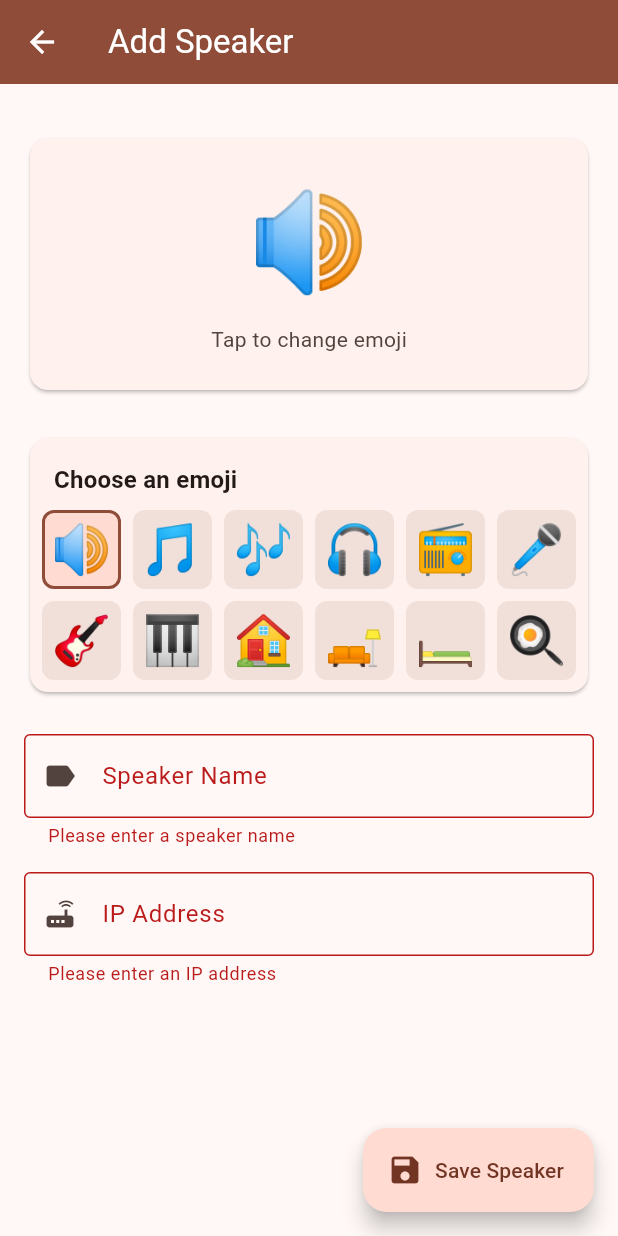
After one commit to julius-d/ueberboese-app, a Flutter app: the AddSpeakerPage screen opened directly, after a tap on "Tap to change emoji", after a tap on "Save Speaker", on a phone screen of 412 x 824 dp. The commit adds this screen. Run offline on Flutter 3.47's test engine with Material 3 defaults, Android fonts, the phone set to English and light mode, and no system bars.

Commit message:
feat: add speaker screen

```diff
--- a/lib/main.dart
+++ b/lib/main.dart
@@ -27,7 +27,7 @@ class MyApp extends StatelessWidget {
 }
 
 class MyAppState extends ChangeNotifier {
-  final List<Speaker> speakers = [
+  List<Speaker> speakers = [
     const Speaker(
       id: '1',
       name: 'Living Room Speaker',
@@ -59,4 +59,9 @@ class MyAppState extends ChangeNotifier {
       ipAddress: '192.168.1.105',
     ),
   ];
+
+  void addSpeaker(Speaker speaker) {
+    speakers.add(speaker);
+    notifyListeners();
+  }
 }
--- /dev/null
+++ b/lib/pages/add_speaker_page.dart
@@ -0,0 +1,170 @@
+import 'package:flutter/material.dart';
+import 'package:provider/provider.dart';
+import '../models/speaker.dart';
+import '../main.dart';
+import '../widgets/emoji_selector.dart';
+
+class AddSpeakerPage extends StatefulWidget {
+  const AddSpeakerPage({Key? key}) : super(key: key);
+
+  @override
+  State<AddSpeakerPage> createState() => _AddSpeakerPageState();
+}
+
+class _AddSpeakerPageState extends State<AddSpeakerPage> {
+  final _formKey = GlobalKey<FormState>();
+  final _nameController = TextEditingController();
+  final _ipController = TextEditingController();
+  String _selectedEmoji = '🔊';
+  bool _showEmojiSelector = false;
+
+  @override
+  void dispose() {
+    _nameController.dispose();
+    _ipController.dispose();
+    super.dispose();
+  }
+
+  bool _isValidIpAddress(String ip) {
+    final ipRegex = RegExp(
+      r'^(\d{1,3})\.(\d{1,3})\.(\d{1,3})\.(\d{1,3})$',
+    );
+
+    if (!ipRegex.hasMatch(ip)) {
+      return false;
+    }
+
+    final parts = ip.split('.');
+    for (var part in parts) {
+      final num = int.tryParse(part);
+      if (num == null || num < 0 || num > 255) {
+        return false;
+      }
+    }
+
+    return true;
+  }
+
+  void _saveSpeaker() {
+    if (_formKey.currentState!.validate()) {
+      final appState = context.read<MyAppState>();
+      final newSpeaker = Speaker(
+        id: DateTime.now().millisecondsSinceEpoch.toString(),
+        name: _nameController.text.trim(),
+        emoji: _selectedEmoji,
+        ipAddress: _ipController.text.trim(),
+      );
+
+      appState.addSpeaker(newSpeaker);
+      Navigator.pop(context);
+    }
+  }
+
+  @override
+  Widget build(BuildContext context) {
+    final theme = Theme.of(context);
+
+    return Scaffold(
+      appBar: AppBar(
+        title: const Text('Add Speaker'),
+        backgroundColor: theme.colorScheme.primary,
+        foregroundColor: theme.colorScheme.onPrimary,
+      ),
+      body: Form(
+        key: _formKey,
+        child: ListView(
+          padding: const EdgeInsets.all(16),
+          children: [
+            const SizedBox(height: 16),
+            // Emoji Selector
+            Card(
+              child: InkWell(
+                onTap: () {
+                  setState(() {
+                    _showEmojiSelector = !_showEmojiSelector;
+                  });
+                },
+                child: Padding(
+                  padding: const EdgeInsets.all(24),
+                  child: Column(
+                    children: [
+                      Text(
+                        _selectedEmoji,
+                        style: const TextStyle(fontSize: 64),
+                      ),
+                      const SizedBox(height: 8),
+                      Text(
+                        'Tap to change emoji',
+                        style: theme.textTheme.bodyMedium?.copyWith(
+                          color: theme.colorScheme.onSurfaceVariant,
+                        ),
+                      ),
+                    ],
+                  ),
+                ),
+              ),
+            ),
+            const SizedBox(height: 24),
+            // Emoji Grid
+            if (_showEmojiSelector)
+              Card(
+                child: EmojiSelector(
+                  selectedEmoji: _selectedEmoji,
+                  onEmojiSelected: (emoji) {
+                    setState(() {
+                      _selectedEmoji = emoji;
+                      _showEmojiSelector = false;
+                    });
+                  },
+                ),
+              ),
+            if (_showEmojiSelector) const SizedBox(height: 24),
+            // Name Field
+            TextFormField(
+              controller: _nameController,
+              decoration: const InputDecoration(
+                labelText: 'Speaker Name',
+                hintText: 'e.g., Living Room Speaker',
+                border: OutlineInputBorder(),
+                prefixIcon: Icon(Icons.label),
+              ),
+              validator: (value) {
+                if (value == null || value.trim().isEmpty) {
+                  return 'Please enter a speaker name';
+                }
+                return null;
+              },
+            ),
+            const SizedBox(height: 16),
+            // IP Address Field
+            TextFormField(
+              controller: _ipController,
+              decoration: const InputDecoration(
+                labelText: 'IP Address',
+                hintText: 'e.g., 192.168.1.100',
+                border: OutlineInputBorder(),
+                prefixIcon: Icon(Icons.router),
+              ),
+              keyboardType: TextInputType.number,
+              validator: (value) {
+                if (value == null || value.trim().isEmpty) {
+                  return 'Please enter an IP address';
+                }
+                if (!_isValidIpAddress(value.trim())) {
+                  return 'Please enter a valid IP address';
+                }
+                return null;
+              },
+            ),
+            const SizedBox(height: 24),
+          ],
+        ),
+      ),
+      floatingActionButton: FloatingActionButton.extended(
+        onPressed: _saveSpeaker,
+        icon: const Icon(Icons.save),
+        label: const Text('Save Speaker'),
+      ),
+    );
+  }
+}
--- /dev/null
+++ b/lib/widgets/emoji_selector.dart
@@ -0,0 +1,90 @@
+import 'package:flutter/material.dart';
+
+class EmojiSelector extends StatelessWidget {
+  final String selectedEmoji;
+  final Function(String) onEmojiSelected;
+
+  const EmojiSelector({
+    Key? key,
+    required this.selectedEmoji,
+    required this.onEmojiSelected,
+  }) : super(key: key);
+
+  static const List<String> availableEmojis = [
+    '🔊', // Speaker
+    '🎵', // Musical Note
+    '🎶', // Musical Notes
+    '🎧', // Headphones
+    '📻', // Radio
+    '🎤', // Microphone
+    '🎸', // Guitar
+    '🎹', // Piano
+    '🏠', // House
+    '🛋️', // Couch
+    '🛏️', // Bed
+    '🍳', // Cooking
+  ];
+
+  @override
+  Widget build(BuildContext context) {
+    final theme = Theme.of(context);
+
+    return Container(
+      padding: const EdgeInsets.all(8),
+      child: Column(
+        mainAxisSize: MainAxisSize.min,
+        crossAxisAlignment: CrossAxisAlignment.start,
+        children: [
+          Padding(
+            padding: const EdgeInsets.all(8.0),
+            child: Text(
+              'Choose an emoji',
+              style: theme.textTheme.titleMedium?.copyWith(
+                fontWeight: FontWeight.bold,
+              ),
+            ),
+          ),
+          GridView.builder(
+            shrinkWrap: true,
+            physics: const NeverScrollableScrollPhysics(),
+            gridDelegate: const SliverGridDelegateWithFixedCrossAxisCount(
+              crossAxisCount: 6,
+              crossAxisSpacing: 8,
+              mainAxisSpacing: 8,
+            ),
+            itemCount: availableEmojis.length,
+            itemBuilder: (context, index) {
+              final emoji = availableEmojis[index];
+              final isSelected = emoji == selectedEmoji;
+
+              return InkWell(
+                onTap: () => onEmojiSelected(emoji),
+                borderRadius: BorderRadius.circular(8),
+                child: Container(
+                  decoration: BoxDecoration(
+                    color: isSelected
+                        ? theme.colorScheme.primaryContainer
+                        : theme.colorScheme.surfaceContainerHighest,
+                    borderRadius: BorderRadius.circular(8),
+                    border: isSelected
+                        ? Border.all(
+                            color: theme.colorScheme.primary,
+                            width: 2,
+                          )
+                        : null,
+                  ),
+                  child: Center(
+                    child: Text(
+                      emoji,
+                      style: const TextStyle(fontSize: 32),
+                    ),
+                  ),
+                ),
+              );
+            },
+          ),
+        ],
+      ),
+    );
+  }
+}
```
Also changed, not shown: lib/pages/speaker_list_page.dart (+21 -4 lines), 6 other files.
